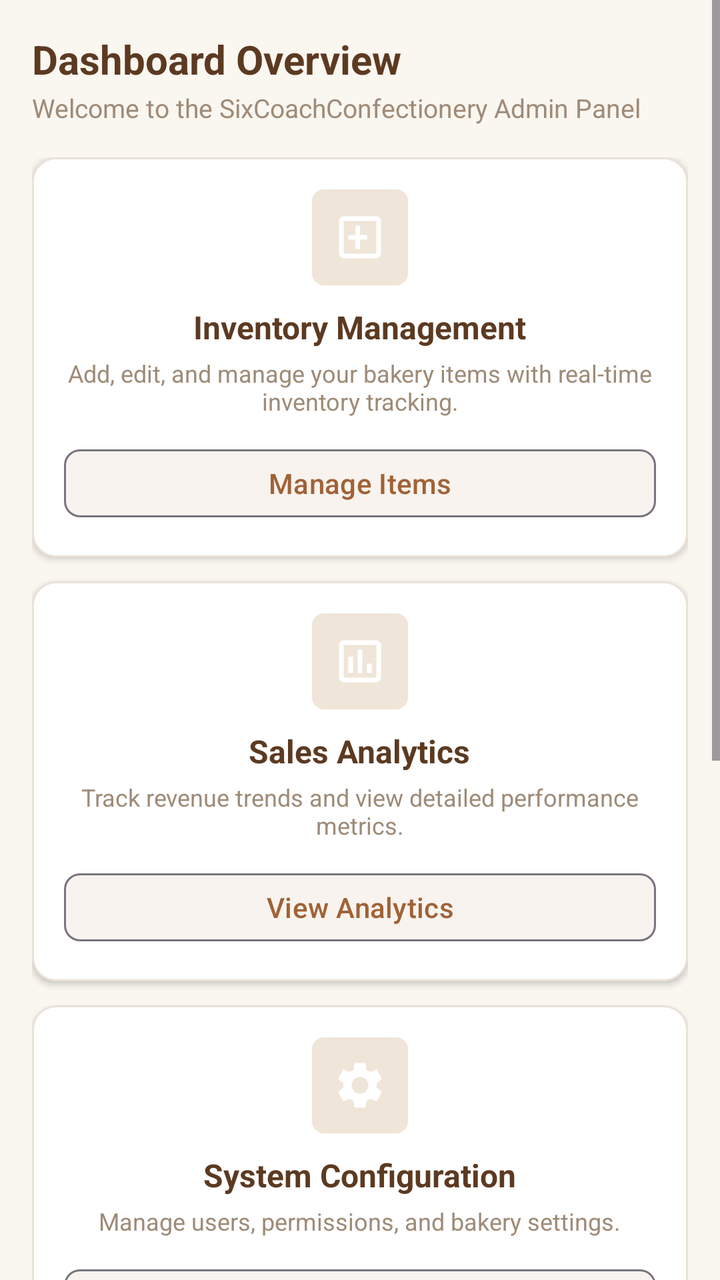
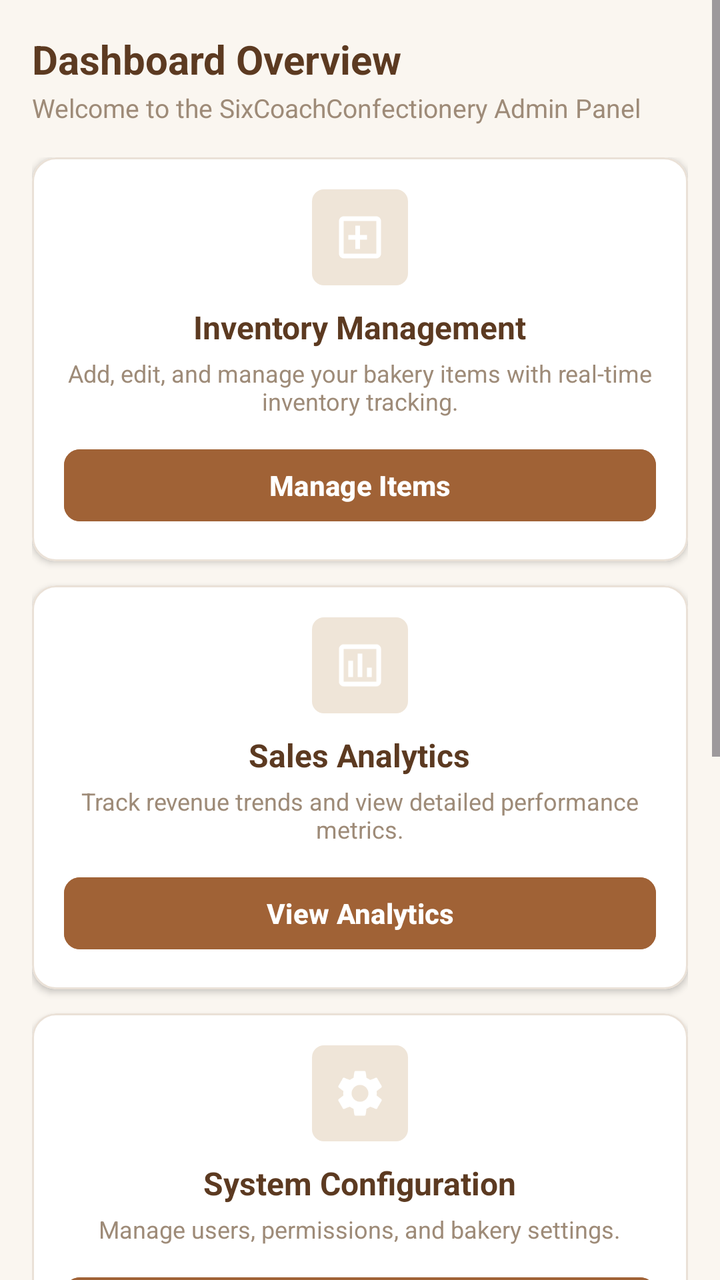

The first picture is an Android layout as it rendered before a commit; the second is the same layout after the commit. The layout source and the unified diff follow.
<!-- AndroidManifest.xml: application theme Theme.SixCoachConfectionery -->
<!-- res/layout/fragment_admin_dashboard.xml -->
<?xml version="1.0" encoding="utf-8"?>
<ScrollView xmlns:android="http://schemas.android.com/apk/res/android"
    xmlns:app="http://schemas.android.com/apk/res-auto"
    android:layout_width="match_parent"
    android:layout_height="match_parent"
    android:fillViewport="true"
    android:background="@color/bakery_bg">

    <LinearLayout
        android:layout_width="match_parent"
        android:layout_height="wrap_content"
        android:orientation="vertical"
        android:padding="16dp">

        <TextView
            android:layout_width="wrap_content"
            android:layout_height="wrap_content"
            android:text="Dashboard Overview"
            android:textColor="@color/bakery_text_primary"
            android:textSize="20sp"
            android:textStyle="bold" />

        <TextView
            android:layout_width="wrap_content"
            android:layout_height="wrap_content"
            android:layout_marginTop="2dp"
            android:text="Welcome to the SixCoachConfectionery Admin Panel"
            android:textColor="@color/bakery_text_secondary"
            android:textSize="13sp" />

        
        <LinearLayout
            android:layout_width="match_parent"
            android:layout_height="wrap_content"
            android:layout_marginTop="16dp"
            android:orientation="vertical">

            
            <com.google.android.material.card.MaterialCardView
                android:layout_width="match_parent"
                android:layout_height="wrap_content"
                android:layout_marginBottom="12dp"
                app:cardCornerRadius="12dp"
                app:cardElevation="2dp"
                app:strokeColor="@color/bakery_card_border"
                app:strokeWidth="1dp"
                app:cardBackgroundColor="@color/white">

                <LinearLayout
                    android:layout_width="match_parent"
                    android:layout_height="wrap_content"
                    android:orientation="vertical"
                    android:padding="16dp"
                    android:gravity="center_horizontal">

                    <ImageView
                        android:layout_width="48dp"
                        android:layout_height="48dp"
                        android:src="@drawable/ic_box"
                        android:background="@drawable/bg_badge_gold"
                        android:padding="10dp"
                        app:tint="@color/white" />

                    <TextView
                        android:layout_width="wrap_content"
                        android:layout_height="wrap_content"
                        android:layout_marginTop="10dp"
                        android:text="Inventory Management"
                        android:textColor="@color/bakery_text_primary"
                        android:textSize="16sp"
                        android:textStyle="bold" />

                    <TextView
                        android:layout_width="wrap_content"
                        android:layout_height="wrap_content"
                        android:layout_marginTop="4dp"
                        android:gravity="center"
                        android:text="Add, edit, and manage your bakery items with real-time inventory tracking."
                        android:textColor="@color/bakery_text_secondary"
                        android:textSize="12sp" />

                    <Button
                        android:id="@+id/btnNavInventory"
                        style="?attr/materialButtonOutlinedStyle"
                        android:layout_width="match_parent"
                        android:layout_height="42dp"
                        android:layout_marginTop="12dp"
                        android:text="Manage Items"
                        android:textColor="@color/bakery_brown"
                        android:backgroundTint="@color/bakery_tan_light"
                        app:cornerRadius="8dp" />

                </LinearLayout>

            </com.google.android.material.card.MaterialCardView>

            
            <com.google.android.material.card.MaterialCardView
                android:layout_width="match_parent"
                android:layout_height="wrap_content"
                android:layout_marginBottom="12dp"
                app:cardCornerRadius="12dp"
                app:cardElevation="2dp"
                app:strokeColor="@color/bakery_card_border"
                app:strokeWidth="1dp"
                app:cardBackgroundColor="@color/white">

                <LinearLayout
                    android:layout_width="match_parent"
                    android:layout_height="wrap_content"
                    android:orientation="vertical"
                    android:padding="16dp"
                    android:gravity="center_horizontal">

                    <ImageView
                        android:layout_width="48dp"
                        android:layout_height="48dp"
                        android:src="@drawable/ic_chart"
                        android:background="@drawable/bg_badge_gold"
                        android:padding="10dp"
                        app:tint="@color/white" />

                    <TextView
                        android:layout_width="wrap_content"
                        android:layout_height="wrap_content"
                        android:layout_marginTop="10dp"
                        android:text="Sales Analytics"
                        android:textColor="@color/bakery_text_primary"
                        android:textSize="16sp"
                        android:textStyle="bold" />

                    <TextView
                        android:layout_width="wrap_content"
                        android:layout_height="wrap_content"
                        android:layout_marginTop="4dp"
                        android:gravity="center"
                        android:text="Track revenue trends and view detailed performance metrics."
                        android:textColor="@color/bakery_text_secondary"
                        android:textSize="12sp" />

                    <Button
                        android:id="@+id/btnNavAnalytics"
                        style="?attr/materialButtonOutlinedStyle"
                        android:layout_width="match_parent"
                        android:layout_height="42dp"
                        android:layout_marginTop="12dp"
                        android:text="View Analytics"
                        android:textColor="@color/bakery_brown"
                        android:backgroundTint="@color/bakery_tan_light"
                        app:cornerRadius="8dp" />

                </LinearLayout>

            </com.google.android.material.card.MaterialCardView>

            
            <com.google.android.material.card.MaterialCardView
                android:layout_width="match_parent"
                android:layout_height="wrap_content"
                android:layout_marginBottom="16dp"
                app:cardCornerRadius="12dp"
                app:cardElevation="2dp"
                app:strokeColor="@color/bakery_card_border"
                app:strokeWidth="1dp"
                app:cardBackgroundColor="@color/white">

                <LinearLayout
                    android:layout_width="match_parent"
                    android:layout_height="wrap_content"
                    android:orientation="vertical"
                    android:padding="16dp"
                    android:gravity="center_horizontal">

                    <ImageView
                        android:layout_width="48dp"
                        android:layout_height="48dp"
                        android:src="@drawable/ic_settings"
                        android:background="@drawable/bg_badge_gold"
                        android:padding="10dp"
                        app:tint="@color/white" />

                    <TextView
                        android:layout_width="wrap_content"
                        android:layout_height="wrap_content"
                        android:layout_marginTop="10dp"
                        android:text="System Configuration"
                        android:textColor="@color/bakery_text_primary"
                        android:textSize="16sp"
                        android:textStyle="bold" />

                    <TextView
                        android:layout_width="wrap_content"
                        android:layout_height="wrap_content"
                        android:layout_marginTop="4dp"
                        android:gravity="center"
                        android:text="Manage users, permissions, and bakery settings."
                        android:textColor="@color/bakery_text_secondary"
                        android:textSize="12sp" />

                    <Button
                        android:id="@+id/btnNavUsers"
                        style="?attr/materialButtonOutlinedStyle"
                        android:layout_width="match_parent"
                        android:layout_height="42dp"
                        android:layout_marginTop="12dp"
                        android:text="Configure System"
                        android:textColor="@color/bakery_brown"
                        android:backgroundTint="@color/bakery_tan_light"
                        app:cornerRadius="8dp" />

                </LinearLayout>

            </com.google.android.material.card.MaterialCardView>

        </LinearLayout>

        
        <com.google.android.material.card.MaterialCardView
            android:layout_width="match_parent"
            android:layout_height="wrap_content"
            android:layout_marginBottom="16dp"
            app:cardCornerRadius="12dp"
            app:cardElevation="2dp"
            app:strokeColor="@color/bakery_card_border"
            app:strokeWidth="1dp"
            app:cardBackgroundColor="@color/white">

            <LinearLayout
                android:layout_width="match_parent"
                android:layout_height="wrap_content"
                android:orientation="vertical"
                android:padding="16dp">

                <TextView
                    android:layout_width="wrap_content"
                    android:layout_height="wrap_content"
                    android:text="Quick Stats"
                    android:textColor="@color/bakery_text_primary"
                    android:textSize="16sp"
                    android:textStyle="bold" />

                <TextView
                    android:layout_width="wrap_content"
                    android:layout_height="wrap_content"
                    android:text="Overall performance"
                    android:textColor="@color/bakery_text_secondary"
                    android:textSize="12sp" />

                
                <GridLayout
                    android:layout_width="match_parent"
                    android:layout_height="wrap_content"
                    android:layout_marginTop="12dp"
                    android:columnCount="2"
                    android:rowCount="2">

                    
                    <LinearLayout
                        android:layout_width="0dp"
                        android:layout_height="80dp"
                        android:layout_columnWeight="1"
                        android:layout_margin="4dp"
                        android:background="@drawable/bg_card_rounded"
                        android:gravity="center"
                        android:orientation="vertical"
                        android:padding="8dp">

                        <TextView
                            android:layout_width="wrap_content"
                            android:layout_height="wrap_content"
                            android:text="Total Orders"
                            android:textColor="@color/bakery_text_secondary"
                            android:textSize="11sp" />

                        <TextView
                            android:id="@+id/tvStatTotalOrders"
                            android:layout_width="wrap_content"
                            android:layout_height="wrap_content"
                            android:layout_marginTop="4dp"
                            android:text="2"
                            android:textColor="@color/bakery_text_primary"
                            android:textSize="18sp"
                            android:textStyle="bold" />

                    </LinearLayout>

                    
                    <LinearLayout
                        android:layout_width="0dp"
                        android:layout_height="80dp"
                        android:layout_columnWeight="1"
                        android:layout_margin="4dp"
                        android:background="@drawable/bg_badge_gold"
                        android:gravity="center"
                        android:orientation="vertical"
                        android:padding="8dp">

                        <TextView
                            android:layout_width="wrap_content"
                            android:layout_height="wrap_content"
                            android:text="Revenue"
                            android:textColor="@color/bakery_text_secondary"
                            android:textSize="11sp" />

                        <TextView
                            android:id="@+id/tvStatRevenue"
                            android:layout_width="wrap_content"
                            android:layout_height="wrap_content"
                            android:layout_marginTop="4dp"
                            android:text="R29.00"
                            android:textColor="@color/bakery_brown_dark"
                            android:textSize="18sp"
                            android:textStyle="bold" />

                    </LinearLayout>

                    
                    <LinearLayout
                        android:layout_width="0dp"
                        android:layout_height="80dp"
                        android:layout_columnWeight="1"
                        android:layout_margin="4dp"
                        android:background="@drawable/bg_card_rounded"
                        android:gravity="center"
                        android:orientation="vertical"
                        android:padding="8dp">

                        <TextView
                            android:layout_width="wrap_content"
                            android:layout_height="wrap_content"
                            android:text="Items Sold"
                            android:textColor="@color/bakery_text_secondary"
                            android:textSize="11sp" />

                        <TextView
                            android:id="@+id/tvStatItemsSold"
                            android:layout_width="wrap_content"
                            android:layout_height="wrap_content"
                            android:layout_marginTop="4dp"
                            android:text="2"
                            android:textColor="@color/bakery_text_primary"
                            android:textSize="18sp"
                            android:textStyle="bold" />

                    </LinearLayout>

                    
                    <LinearLayout
                        android:layout_width="0dp"
                        android:layout_height="80dp"
                        android:layout_columnWeight="1"
                        android:layout_margin="4dp"
                        android:background="@drawable/bg_badge_gold"
                        android:gravity="center"
                        android:orientation="vertical"
                        android:padding="8dp">

                        <TextView
                            android:layout_width="wrap_content"
                            android:layout_height="wrap_content"
                            android:text="Avg Order"
                            android:textColor="@color/bakery_text_secondary"
                            android:textSize="11sp" />

                        <TextView
                            android:id="@+id/tvStatAvgOrder"
                            android:layout_width="wrap_content"
                            android:layout_height="wrap_content"
                            android:layout_marginTop="4dp"
                            android:text="R14.50"
                            android:textColor="@color/bakery_brown_dark"
                            android:textSize="18sp"
                            android:textStyle="bold" />

                    </LinearLayout>

                </GridLayout>

            </LinearLayout>

        </com.google.android.material.card.MaterialCardView>

        
        <com.google.android.material.card.MaterialCardView
            android:layout_width="match_parent"
            android:layout_height="wrap_content"
            app:cardCornerRadius="12dp"
            app:cardElevation="2dp"
            app:strokeColor="@color/bakery_card_border"
            app:strokeWidth="1dp"
            app:cardBackgroundColor="@color/white">

            <LinearLayout
                android:layout_width="match_parent"
                android:layout_height="wrap_content"
                android:orientation="vertical"
                android:padding="16dp">

                <TextView
                    android:layout_width="wrap_content"
                    android:layout_height="wrap_content"
                    android:text="Recent Orders"
                    android:textColor="@color/bakery_text_primary"
                    android:textSize="16sp"
                    android:textStyle="bold" />

                <TextView
                    android:layout_width="wrap_content"
                    android:layout_height="wrap_content"
                    android:text="Latest orders placed"
                    android:textColor="@color/bakery_text_secondary"
                    android:textSize="12sp" />

                <LinearLayout
                    android:id="@+id/layoutRecentOrdersContainer"
                    android:layout_width="match_parent"
                    android:layout_height="wrap_content"
                    android:layout_marginTop="12dp"
                    android:orientation="vertical" />

            </LinearLayout>

        </com.google.android.material.card.MaterialCardView>

    </LinearLayout>

</ScrollView>
<!-- resources referenced by this layout -->
<resources>
  <color name="bakery_bg">#FAF6F0</color>
  <color name="bakery_brown">#A06236</color>
  <color name="bakery_brown_dark">#7C3E1D</color>
  <color name="bakery_card_border">#EAE1D7</color>
  <color name="bakery_tan_light">#F8F3EE</color>
  <color name="bakery_text_primary">#5C3A21</color>
  <color name="bakery_text_secondary">#9E8B78</color>
  <color name="white">#FFFFFFFF</color>
  <!-- drawable bg_badge_gold (drawable) -->
  <?xml version="1.0" encoding="utf-8"?>
  <shape xmlns:android="http://schemas.android.com/apk/res/android"
      android:shape="rectangle">
      <solid android:color="@color/bakery_tan" />
      <corners android:radius="6dp" />
  </shape>
  <!-- drawable bg_card_rounded (drawable) -->
  <?xml version="1.0" encoding="utf-8"?>
  <shape xmlns:android="http://schemas.android.com/apk/res/android"
      android:shape="rectangle">
      <solid android:color="@color/bakery_card_bg" />
      <corners android:radius="12dp" />
      <stroke
          android:width="1dp"
          android:color="@color/bakery_card_border" />
  </shape>
  <!-- drawable ic_box (drawable) -->
  <vector xmlns:android="http://schemas.android.com/apk/res/android"
      android:width="24dp"
      android:height="24dp"
      android:viewportWidth="24"
      android:viewportHeight="24">
      <path
          android:fillColor="#FF000000"
          android:pathData="M19,3H5c-1.1,0 -2,0.9 -2,2v14c0,1.1 0.9,2 2,2h14c1.1,0 2,-0.9 2,-2V5c0,-1.1 -0.9,-2 -2,-2zm0,16H5V5h14v14zM12,7h-2v4H7v2h3v4h2v-4h3v-2h-3V7z"/>
  </vector>
  <!-- drawable ic_chart (drawable) -->
  <vector xmlns:android="http://schemas.android.com/apk/res/android"
      android:width="24dp"
      android:height="24dp"
      android:viewportWidth="24"
      android:viewportHeight="24">
      <path
          android:fillColor="#FF000000"
          android:pathData="M19,3H5c-1.1,0 -2,0.9 -2,2v14c0,1.1 0.9,2 2,2h14c1.1,0 2,-0.9 2,-2V5c0,-1.1 -0.9,-2 -2,-2zm0,16H5V5h14v14zM7,10h2v7H7zm4,-3h2v10h-2zm4,6h2v4h-2z"/>
  </vector>
  <!-- drawable ic_settings (drawable) -->
  <vector xmlns:android="http://schemas.android.com/apk/res/android"
      android:width="24dp"
      android:height="24dp"
      android:viewportWidth="24"
      android:viewportHeight="24">
      <path
          android:fillColor="#FF000000"
          android:pathData="M19.14,12.94c0.04,-0.3 0.06,-0.61 0.06,-0.94 0,-0.32 -0.02,-0.64 -0.07,-0.94l2.03,-1.58c0.18,-0.14 0.23,-0.41 0.12,-0.61l-1.92,-3.32c-0.12,-0.22 -0.37,-0.29 -0.59,-0.22l-2.39,0.96c-0.5,-0.38 -1.03,-0.7 -1.62,-0.94l-0.36,-2.54c-0.04,-0.24 -0.24,-0.41 -0.48,-0.41h-3.84c-0.24,0 -0.43,0.17 -0.47,0.41l-0.36,2.54c-0.59,0.24 -1.13,0.56 -1.62,0.94l-2.39,-0.96c-0.22,-0.08 -0.47,0 -0.59,0.22L2.74,8.87c-0.12,0.21 -0.08,0.47 0.12,0.61l2.03,1.58c-0.05,0.3 -0.09,0.63 -0.09,0.94s0.02,0.64 0.07,0.94l-2.03,1.58c-0.18,0.14 -0.23,0.41 -0.12,0.61l1.92,3.32c0.12,0.22 0.37,0.29 0.59,0.22l2.39,-0.96c0.5,0.38 1.03,0.7 1.62,0.94l0.36,2.54c0.05,0.24 0.24,0.41 0.48,0.41h3.84c0.24,0 0.44,-0.17 0.47,-0.41l0.36,-2.54c0.59,-0.24 1.13,-0.56 1.62,-0.94l2.39,0.96c0.22,0.08 0.47,0 0.59,-0.22l1.92,-3.32c0.12,-0.22 0.07,-0.47 -0.12,-0.61l-2.01,-1.58zM12,15.6c-1.98,0 -3.6,-1.62 -3.6,-3.6s1.62,-3.6 3.6,-3.6 3.6,1.62 3.6,3.6 -1.62,3.6 -3.6,3.6z"/>
  </vector>
  <style name="Theme.SixCoachConfectionery" parent="Base.Theme.SixCoachConfectionery" />
  <color name="bakery_tan">#EFE5D8</color>
  <color name="bakery_card_bg">#FFFFFF</color>
  <style name="Base.Theme.SixCoachConfectionery" parent="Theme.Material3.DayNight.NoActionBar">
          
          <item name="colorPrimary">@color/bakery_brown</item>
          <item name="colorOnPrimary">@color/white</item>
          <item name="colorPrimaryContainer">@color/bakery_tan_light</item>
          <item name="colorOnPrimaryContainer">@color/bakery_brown_dark</item>
          <item name="colorSecondary">@color/bakery_brown_light</item>
          <item name="android:windowBackground">@color/bakery_bg</item>
          <item name="android:statusBarColor">@color/bakery_brown</item>
      </style>
  <color name="bakery_brown_light">#C48D5D</color>
</resources>

<!-- the commit's change to res/layout/fragment_admin_dashboard.xml (unified diff, before → after) -->
@@ -1,6 +1,7 @@
 <?xml version="1.0" encoding="utf-8"?>
 <ScrollView xmlns:android="http://schemas.android.com/apk/res/android"
     xmlns:app="http://schemas.android.com/apk/res-auto"
+    xmlns:tools="http://schemas.android.com/tools"
     android:layout_width="match_parent"
     android:layout_height="match_parent"
     android:fillViewport="true"
@@ -59,7 +60,8 @@
                         android:src="@drawable/ic_box"
                         android:background="@drawable/bg_badge_gold"
                         android:padding="10dp"
-                        app:tint="@color/white" />
+                        app:tint="@color/white"
+                        android:contentDescription="Inventory icon" />
 
                     <TextView
                         android:layout_width="wrap_content"
@@ -81,13 +83,14 @@
 
                     <Button
                         android:id="@+id/btnNavInventory"
-                        style="?attr/materialButtonOutlinedStyle"
                         android:layout_width="match_parent"
-                        android:layout_height="42dp"
+                        android:layout_height="44dp"
                         android:layout_marginTop="12dp"
                         android:text="Manage Items"
-                        android:textColor="@color/bakery_brown"
-                        android:backgroundTint="@color/bakery_tan_light"
+                        android:textColor="@color/white"
+                        android:textSize="14sp"
+                        android:textStyle="bold"
+                        android:backgroundTint="@color/bakery_brown"
                         app:cornerRadius="8dp" />
 
                 </LinearLayout>
@@ -118,7 +121,8 @@
                         android:src="@drawable/ic_chart"
                         android:background="@drawable/bg_badge_gold"
                         android:padding="10dp"
-                        app:tint="@color/white" />
+                        app:tint="@color/white"
+                        android:contentDescription="Analytics icon" />
 
                     <TextView
                         android:layout_width="wrap_content"
@@ -140,13 +144,14 @@
 
                     <Button
                         android:id="@+id/btnNavAnalytics"
-                        style="?attr/materialButtonOutlinedStyle"
                         android:layout_width="match_parent"
-                        android:layout_height="42dp"
+                        android:layout_height="44dp"
                         android:layout_marginTop="12dp"
                         android:text="View Analytics"
-                        android:textColor="@color/bakery_brown"
-                        android:backgroundTint="@color/bakery_tan_light"
+                        android:textColor="@color/white"
+                        android:textSize="14sp"
+                        android:textStyle="bold"
+                        android:backgroundTint="@color/bakery_brown"
                         app:cornerRadius="8dp" />
 
                 </LinearLayout>
@@ -177,7 +182,8 @@
                         android:src="@drawable/ic_settings"
                         android:background="@drawable/bg_badge_gold"
                         android:padding="10dp"
-                        app:tint="@color/white" />
+                        app:tint="@color/white"
+                        android:contentDescription="Settings icon" />
 
                     <TextView
                         android:layout_width="wrap_content"
@@ -199,13 +205,14 @@
 
                     <Button
                         android:id="@+id/btnNavUsers"
-                        style="?attr/materialButtonOutlinedStyle"
                         android:layout_width="match_parent"
-                        android:layout_height="42dp"
+                        android:layout_height="44dp"
                         android:layout_marginTop="12dp"
                         android:text="Configure System"
-                        android:textColor="@color/bakery_brown"
-                        android:backgroundTint="@color/bakery_tan_light"
+                        android:textColor="@color/white"
+                        android:textSize="14sp"
+                        android:textStyle="bold"
+                        android:backgroundTint="@color/bakery_brown"
                         app:cornerRadius="8dp" />
 
                 </LinearLayout>
@@ -412,11 +419,11 @@
                     android:textSize="12sp" />
 
                 <LinearLayout
-                    android:id="@+id/layoutRecentOrdersContainer"
                     android:layout_width="match_parent"
                     android:layout_height="wrap_content"
                     android:layout_marginTop="12dp"
-                    android:orientation="vertical" />
+                    android:orientation="vertical"
+                    android:id="@+id/layoutRecentOrdersContainer" />
 
             </LinearLayout>
 
